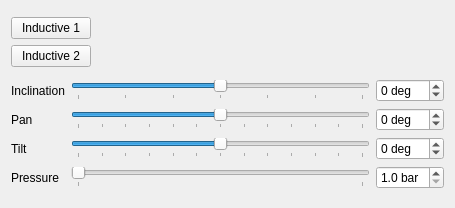
This is scripts/gui.ui in OpenLEAD/bundles-rosa as Qt 5 draws it before an edit. The edited form follows.
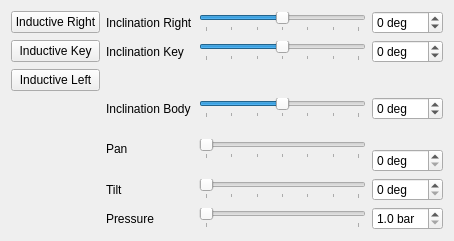
This is the edited form.

Commit message: update the mock to integrate all sensors

What changed in the file:
```diff
--- a/scripts/gui.ui
+++ b/scripts/gui.ui
@@ -6,88 +6,52 @@
    <rect>
     <x>0</x>
     <y>0</y>
-    <width>455</width>
-    <height>208</height>
+    <width>454</width>
+    <height>241</height>
    </rect>
   </property>
   <property name="windowTitle">
    <string>Form</string>
   </property>
-  <layout class="QVBoxLayout" name="verticalLayout_2">
-   <item>
-    <layout class="QHBoxLayout" name="horizontalLayout">
-     <item>
-      <layout class="QVBoxLayout" name="verticalLayout">
-       <item>
-        <widget class="QPushButton" name="inductive1Button">
-         <property name="text">
-          <string>Inductive 1</string>
-         </property>
-         <property name="checkable">
-          <bool>true</bool>
-         </property>
-         <property name="flat">
-          <bool>false</bool>
-         </property>
-        </widget>
-       </item>
-       <item>
-        <widget class="QPushButton" name="inductive2Button">
-         <property name="text">
-          <string>Inductive 2</string>
-         </property>
-         <property name="checkable">
-          <bool>true</bool>
-         </property>
-        </widget>
-       </item>
-      </layout>
-     </item>
-     <item>
-      <spacer name="horizontalSpacer">
-       <property name="orientation">
-        <enum>Qt::Horizontal</enum>
-       </property>
-       <property name="sizeHint" stdset="0">
-        <size>
-         <width>40</width>
-         <height>20</height>
-        </size>
-       </property>
-      </spacer>
-     </item>
-    </layout>
-   </item>
-   <item>
     <layout class="QGridLayout" name="gridLayout">
      <item row="0" column="0">
-      <widget class="QLabel" name="inclinationLabel">
+    <widget class="QPushButton" name="inductiveRightButton">
        <property name="text">
-        <string>Inclination</string>
+      <string>Inductive Right</string>
+     </property>
+     <property name="checkable">
+      <bool>true</bool>
        </property>
       </widget>
      </item>
      <item row="0" column="1">
-      <widget class="QSlider" name="inclinationSlide">
-       <property name="minimum">
-        <number>-45</number>
-       </property>
-       <property name="maximum">
-        <number>45</number>
-       </property>
-       <property name="orientation">
-        <enum>Qt::Horizontal</enum>
-       </property>
-       <property name="tickPosition">
-        <enum>QSlider::TicksBelow</enum>
-       </property>
-       <property name="tickInterval">
-        <number>15</number>
+    <widget class="QLabel" name="inclinationRightLabel">
+     <property name="text">
+      <string>Inclination Right</string>
        </property>
       </widget>
      </item>
      <item row="0" column="2">
-      <widget class="QSpinBox" name="inclinationSpin">
+    <widget class="QSlider" name="inclinationRightSlide">
+     <property name="minimum">
+      <number>-45</number>
+     </property>
+     <property name="maximum">
+      <number>45</number>
+     </property>
+     <property name="orientation">
+      <enum>Qt::Horizontal</enum>
+     </property>
+     <property name="tickPosition">
+      <enum>QSlider::TicksBelow</enum>
+     </property>
+     <property name="tickInterval">
+      <number>15</number>
+     </property>
+    </widget>
+   </item>
+   <item row="0" column="3">
+    <widget class="QSpinBox" name="inclinationRightSpin">
        <property name="suffix">
         <string> deg</string>
        </property>
@@ -103,19 +67,126 @@
       </widget>
      </item>
      <item row="1" column="0">
+    <widget class="QPushButton" name="inductiveKeyButton">
+     <property name="text">
+      <string>Inductive Key</string>
+     </property>
+     <property name="checkable">
+      <bool>true</bool>
+     </property>
+    </widget>
+   </item>
+   <item row="1" column="1">
+    <widget class="QLabel" name="inclinationKeyLabel">
+     <property name="text">
+      <string>Inclination Key</string>
+     </property>
+    </widget>
+   </item>
+   <item row="1" column="2">
+    <widget class="QSlider" name="inclinationKeySlide">
+     <property name="minimum">
+      <number>-45</number>
+     </property>
+     <property name="maximum">
+      <number>45</number>
+     </property>
+     <property name="orientation">
+      <enum>Qt::Horizontal</enum>
+     </property>
+     <property name="tickPosition">
+      <enum>QSlider::TicksBelow</enum>
+     </property>
+     <property name="tickInterval">
+      <number>15</number>
+     </property>
+    </widget>
+   </item>
+   <item row="1" column="3">
+    <widget class="QSpinBox" name="inclinationKeySpin">
+     <property name="suffix">
+      <string> deg</string>
+     </property>
+     <property name="minimum">
+      <number>-45</number>
+     </property>
+     <property name="maximum">
+      <number>45</number>
+     </property>
+     <property name="singleStep">
+      <number>1</number>
+     </property>
+    </widget>
+   </item>
+   <item row="2" column="0">
+    <widget class="QPushButton" name="inductiveLeftButton">
+     <property name="text">
+      <string>Inductive Left</string>
+     </property>
+     <property name="checkable">
+      <bool>true</bool>
+     </property>
+     <property name="flat">
+      <bool>false</bool>
+     </property>
+    </widget>
+   </item>
+   <item row="3" column="1">
+    <widget class="QLabel" name="inclinationBodyLabel">
+     <property name="text">
+      <string>Inclination Body</string>
+     </property>
+    </widget>
+   </item>
+   <item row="3" column="2">
+    <widget class="QSlider" name="inclinationBodySlide">
+     <property name="minimum">
+      <number>-45</number>
+     </property>
+     <property name="maximum">
+      <number>45</number>
+     </property>
+     <property name="orientation">
+      <enum>Qt::Horizontal</enum>
+     </property>
+     <property name="tickPosition">
+      <enum>QSlider::TicksBelow</enum>
+     </property>
+     <property name="tickInterval">
+      <number>15</number>
+     </property>
+    </widget>
+   </item>
+   <item row="3" column="3">
+    <widget class="QSpinBox" name="inclinationBodySpin">
+     <property name="suffix">
+      <string> deg</string>
+     </property>
+     <property name="minimum">
+      <number>-45</number>
+     </property>
+     <property name="maximum">
+      <number>45</number>
+     </property>
+     <property name="singleStep">
+      <number>1</number>
+     </property>
+    </widget>
+   </item>
+   <item row="4" column="1" rowspan="2">
       <widget class="QLabel" name="panLabel">
        <property name="text">
         <string>Pan</string>
        </property>
       </widget>
      </item>
-     <item row="1" column="1">
+   <item row="4" column="2" rowspan="2">
       <widget class="QSlider" name="panSlide">
        <property name="minimum">
-        <number>-90</number>
+      <number>0</number>
        </property>
        <property name="maximum">
-        <number>90</number>
+      <number>270</number>
        </property>
        <property name="orientation">
         <enum>Qt::Horizontal</enum>
@@ -124,40 +195,40 @@
         <enum>QSlider::TicksBelow</enum>
        </property>
        <property name="tickInterval">
-        <number>15</number>
+      <number>45</number>
        </property>
       </widget>
      </item>
-     <item row="1" column="2">
+   <item row="5" column="3">
       <widget class="QSpinBox" name="panSpin">
        <property name="suffix">
         <string> deg</string>
        </property>
        <property name="minimum">
-        <number>-90</number>
+      <number>0</number>
        </property>
        <property name="maximum">
-        <number>90</number>
+      <number>270</number>
        </property>
        <property name="singleStep">
         <number>10</number>
        </property>
       </widget>
      </item>
-     <item row="2" column="0">
+   <item row="6" column="1">
       <widget class="QLabel" name="tiltLabel">
        <property name="text">
         <string>Tilt</string>
        </property>
       </widget>
      </item>
-     <item row="2" column="1">
+   <item row="6" column="2">
       <widget class="QSlider" name="tiltSlide">
        <property name="minimum">
-        <number>-90</number>
+      <number>0</number>
        </property>
        <property name="maximum">
-        <number>90</number>
+      <number>270</number>
        </property>
        <property name="orientation">
         <enum>Qt::Horizontal</enum>
@@ -166,34 +237,34 @@
         <enum>QSlider::TicksBelow</enum>
        </property>
        <property name="tickInterval">
-        <number>15</number>
+      <number>45</number>
        </property>
       </widget>
      </item>
-     <item row="2" column="2">
+   <item row="6" column="3">
       <widget class="QSpinBox" name="tiltSpin">
        <property name="suffix">
         <string> deg</string>
        </property>
        <property name="minimum">
-        <number>-90</number>
+      <number>0</number>
        </property>
        <property name="maximum">
-        <number>90</number>
+      <number>270</number>
        </property>
        <property name="singleStep">
         <number>10</number>
        </property>
       </widget>
      </item>
-     <item row="3" column="0">
+   <item row="7" column="1">
       <widget class="QLabel" name="pressureLabel">
        <property name="text">
         <string>Pressure</string>
        </property>
       </widget>
      </item>
-     <item row="3" column="1">
+   <item row="7" column="2">
       <widget class="QSlider" name="pressureSlide">
        <property name="minimum">
         <number>10</number>
@@ -212,7 +283,7 @@
        </property>
       </widget>
      </item>
-     <item row="3" column="2">
+   <item row="7" column="3">
       <widget class="QDoubleSpinBox" name="pressureSpin">
        <property name="suffix">
         <string> bar</string>
@@ -232,8 +303,6 @@
       </widget>
      </item>
     </layout>
-   </item>
-  </layout>
  </widget>
  <resources/>
  <connections>
```
Left out of the diff: 72 changed lines with no effect on the pictures. Lines whose indentation alone changed are shown as unchanged. The commit also changes 1 other file.
